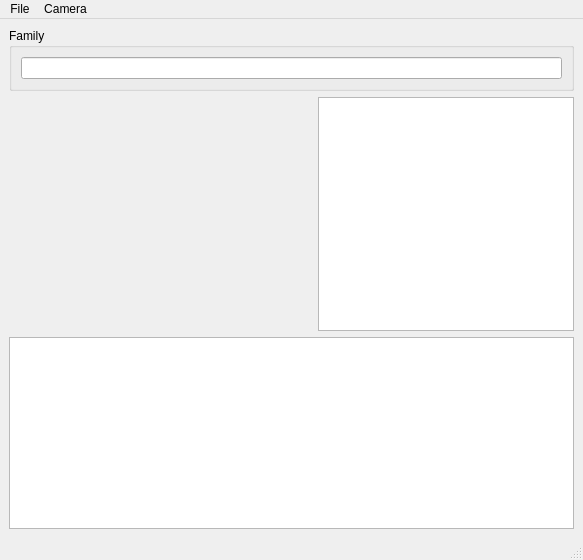
The window that forms/tetherwindow.ui (josh23french/photo-upload-inator) describes before a commit, drawn with Qt 5.
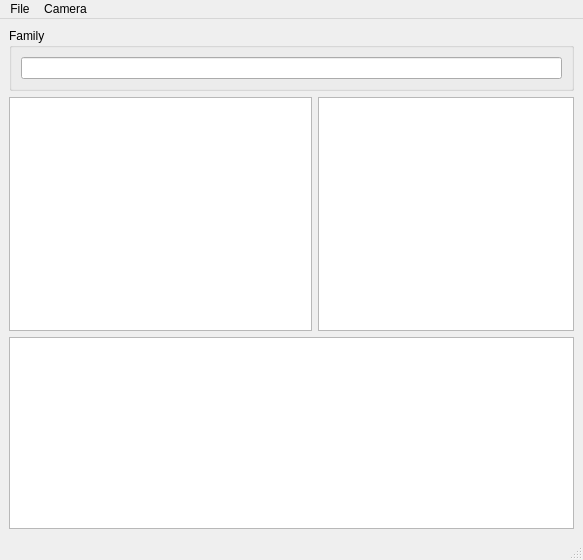
The same window after the commit. Icons and pictures are not drawn.

Patch:
```diff
--- a/forms/tetherwindow.ui
+++ b/forms/tetherwindow.ui
@@ -44,25 +44,12 @@
         <verstretch>200</verstretch>
        </sizepolicy>
       </property>
-      <layout class="QHBoxLayout" name="horizontalLayout" stretch="1,0">
+      <layout class="QHBoxLayout" name="horizontalLayout" stretch="0,0">
        <property name="margin">
         <number>0</number>
        </property>
-       <item alignment="Qt::AlignLeft|Qt::AlignTop">
-        <widget class="QLabel" name="preview">
-         <property name="sizePolicy">
-          <sizepolicy hsizetype="Expanding" vsizetype="Expanding">
-           <horstretch>1</horstretch>
-           <verstretch>1</verstretch>
-          </sizepolicy>
-         </property>
-         <property name="text">
-          <string/>
-         </property>
-         <property name="scaledContents">
-          <bool>false</bool>
-         </property>
-        </widget>
+       <item>
+        <widget class="QGraphicsView" name="preview"/>
        </item>
        <item>
         <widget class="QListWidget" name="thumbList">
```
